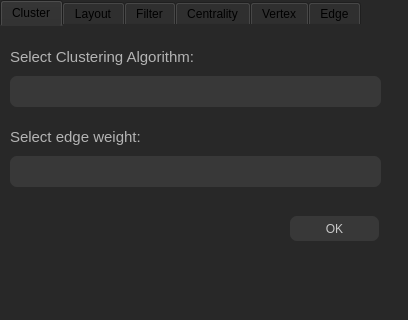
Qt form resource/gui/FilterDialog.ui (dthung1602/NetworkVisualization) before a commit; both pictures show x 0 to 408 and y 0 to 320 of the 408 by 839 pixel window.
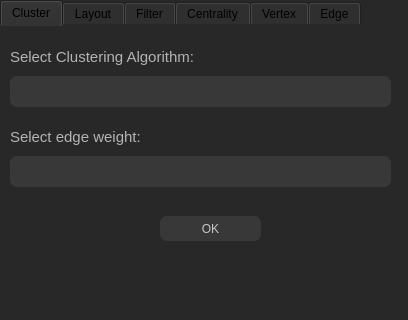
The same form after that commit. The open tabs and pages were chosen to show the change. Icons and pictures are not drawn.

Patch:
```diff
--- a/resource/gui/FilterDialog.ui
+++ b/resource/gui/FilterDialog.ui
@@ -46,7 +46,7 @@
       <rect>
        <x>10</x>
        <y>50</y>
-       <width>371</width>
+       <width>381</width>
        <height>31</height>
       </rect>
      </property>
@@ -96,7 +96,7 @@
       <rect>
        <x>10</x>
        <y>130</y>
-       <width>371</width>
+       <width>381</width>
        <height>31</height>
       </rect>
      </property>
@@ -144,9 +144,9 @@
     <widget class="QPushButton" name="applyClusterBtn">
      <property name="geometry">
       <rect>
-       <x>290</x>
+       <x>160</x>
        <y>190</y>
-       <width>89</width>
+       <width>101</width>
        <height>25</height>
       </rect>
      </property>
```
Left out of the diff: 18 changed lines with no effect on the pictures.
